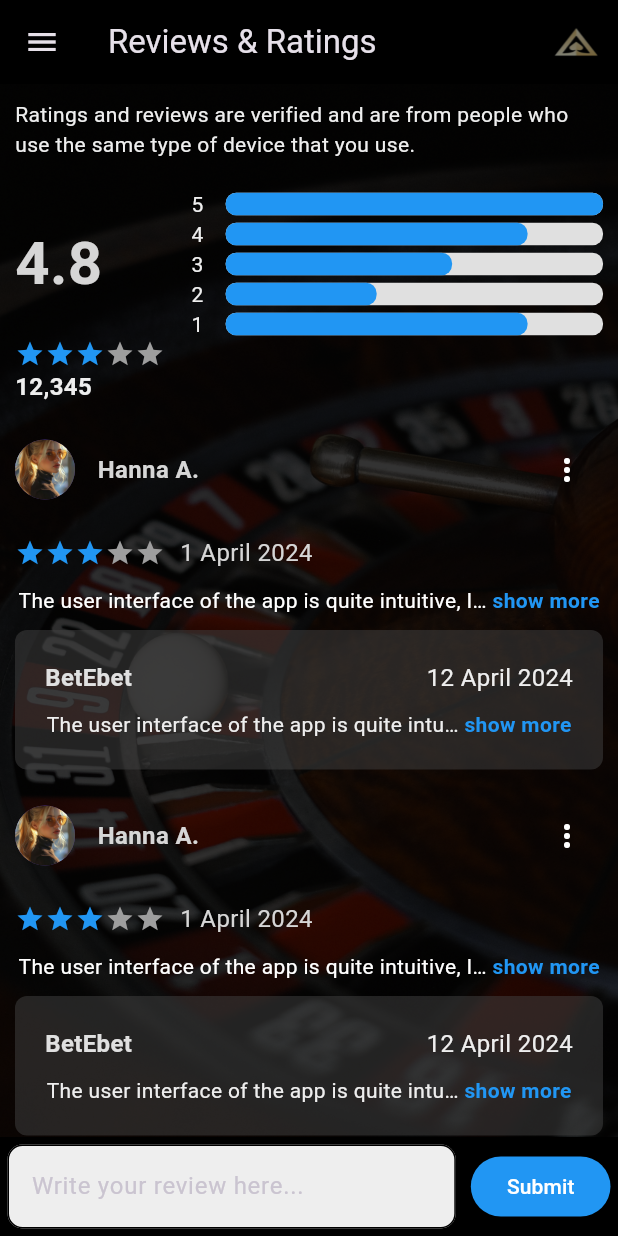
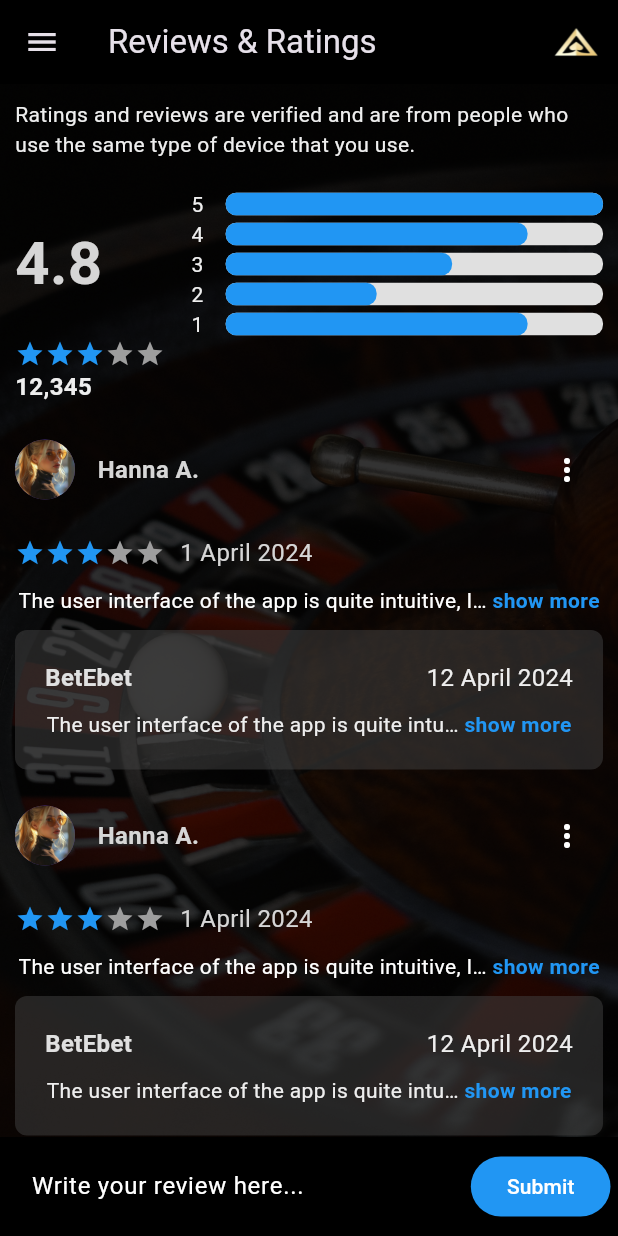
Before and after one commit to Teklez/flutter-2024-proj, a Flutter app: the Review screen opened directly, on a phone screen of 412 x 824 dp. Run offline on Flutter 3.47's test engine with Material 3 defaults, Android fonts, the phone set to English and light mode, and no system bars; drawn by our look-alikes of flutter_rating_bar, readmore.

Commit message:
few arrangements on Popups

```diff
--- a/frontend/lib/presentation/screens/review.dart
+++ b/frontend/lib/presentation/screens/review.dart
@@ -30,7 +30,7 @@ class Review extends StatelessWidget {
             child: AspectRatio(
               aspectRatio: 14 / 14,
               child: Opacity(
-                opacity: 0.5,
+                opacity: 1,
                 child: Image.asset(
                   "assets/logo.jpg",
                   fit: BoxFit.fill,
@@ -143,13 +143,14 @@ class Review extends StatelessWidget {
                 child: TextField(
                     decoration: InputDecoration(
                   labelText: "Write your review here...",
+                  labelStyle: TextStyle(color: Colors.white),
                   enabledBorder: OutlineInputBorder(
                     borderRadius: BorderRadius.circular(10),
                   ),
                   focusedBorder: OutlineInputBorder(
                       borderSide: const BorderSide(color: Colors.blue),
                       borderRadius: BorderRadius.circular(10)),
-                  fillColor: Colors.grey.shade200,
+                  fillColor: Colors.black,
                   filled: true,
                 )),
               ),
```
